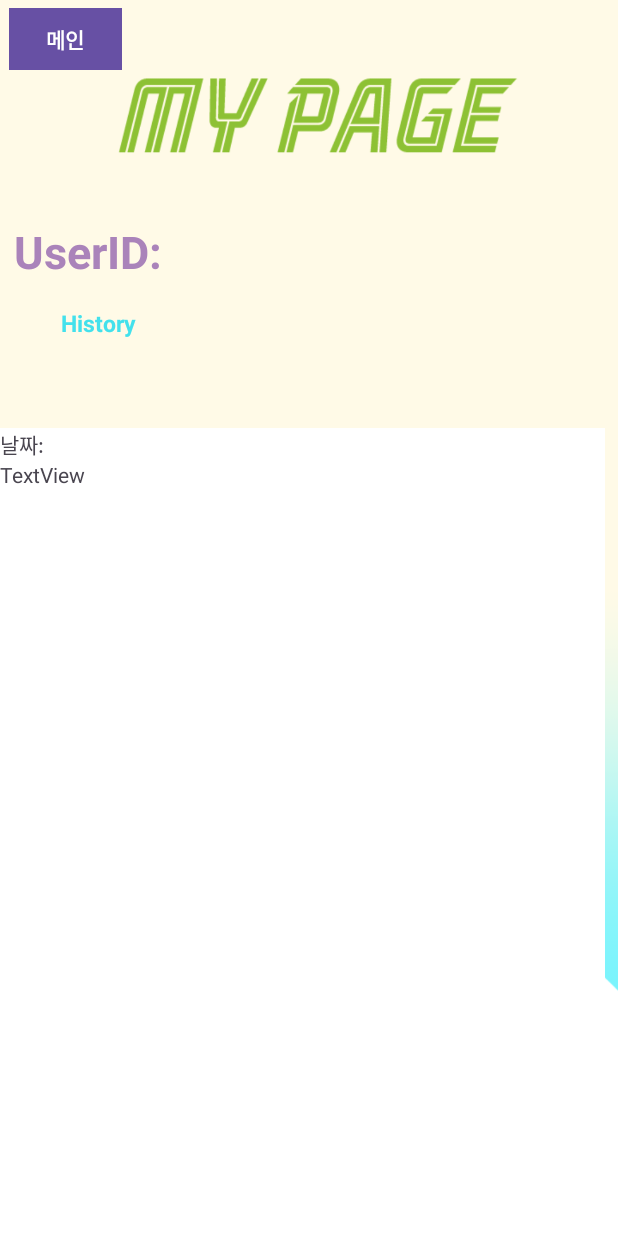
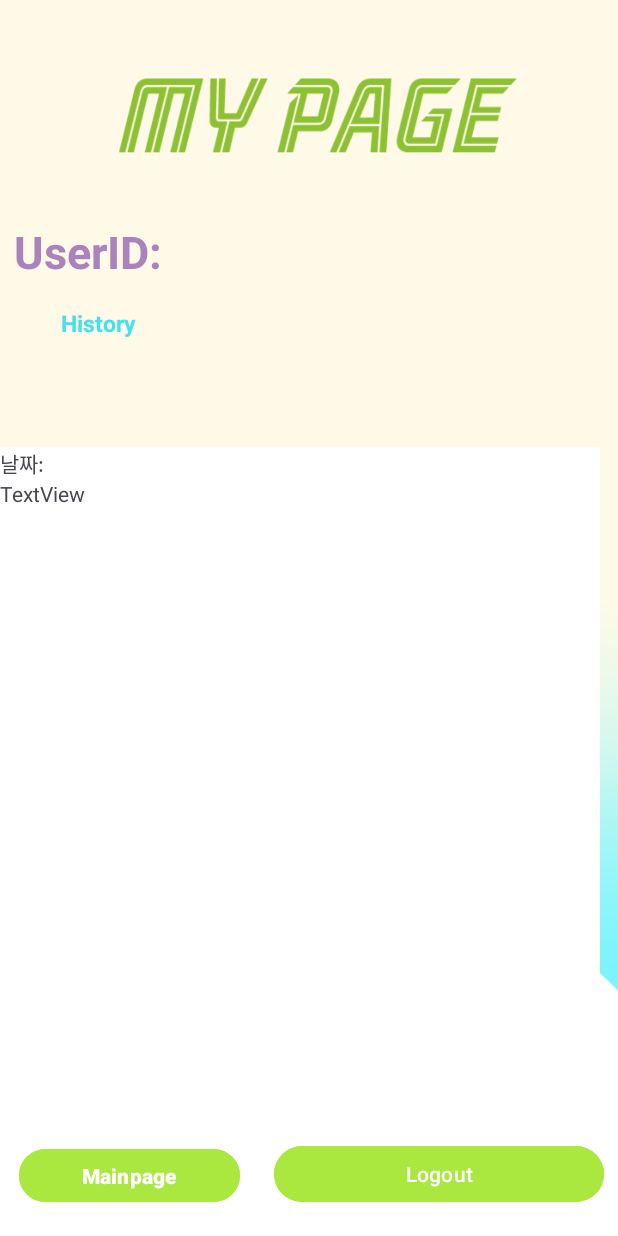
Before and after one commit to A-Magic-Conch/MagicConch_Android, an Android app: the Mypage screen opened directly, with no data from a screen before it, on a phone screen of 412 x 824 dp. Run offline under Robolectric (Android 15) with nearby library versions, the phone set to English and light mode, and no system bars; our stand-ins replace Firebase (no records; nobody signed in at launch, a user with empty details on screens opened directly).

Commit message:
수정(#2)

```diff
--- a/app/src/main/java/com/android/magicconch/MainPage.java
+++ b/app/src/main/java/com/android/magicconch/MainPage.java
@@ -25,7 +25,7 @@ public class MainPage extends AppCompatActivity {
         findViewById(R.id.imageButton2).setOnClickListener(new View.OnClickListener() {
             @Override
             public void onClick(View v) {
-                // 버튼 클릭 시 Login 액티비티로 이동
+                // 버튼 클릭 시 mypage
                 Intent intent = new Intent(MainPage.this, Mypage.class); // Login은 이동하려는 액티비티의 클래스 이름
                 startActivity(intent);
             }
--- a/app/src/main/java/com/android/magicconch/Mypage.java
+++ b/app/src/main/java/com/android/magicconch/Mypage.java
@@ -6,6 +6,7 @@ import android.content.Intent;
 import android.content.SharedPreferences;
 import android.os.Bundle;
 import android.view.View;
+import android.widget.Button;
 import android.widget.TextView;
 import android.widget.Toast;
 
@@ -34,5 +35,19 @@ public class Mypage extends AppCompatActivity {
             }
         });
 
+        Button logoutButton = findViewById(R.id.logout);
+        logoutButton.setOnClickListener(new View.OnClickListener() {
+            @Override
+            public void onClick(View v) {
+                // 로그아웃 처리
+                FirebaseAuth.getInstance().signOut();
+
+                // 로그인 화면으로 이동
+                Intent intent = new Intent(Mypage.this, Login.class);
+                startActivity(intent);
+                finish(); // 현재 액티비티를 종료하여 뒤로 가기 버튼을 눌렀을 때 마이페이지로 돌아가지 않도록 함
+            }
+        });
+
     }
 }
--- a/app/src/main/res/layout/activity_mypage.xml
+++ b/app/src/main/res/layout/activity_mypage.xml
@@ -35,10 +35,10 @@
         android:textStyle="bold"
         app:layout_constraintBottom_toBottomOf="parent"
         app:layout_constraintEnd_toEndOf="parent"
-        app:layout_constraintHorizontal_bias="0.461"
+        app:layout_constraintHorizontal_bias="0.458"
         app:layout_constraintStart_toStartOf="parent"
         app:layout_constraintTop_toTopOf="parent"
-        app:layout_constraintVertical_bias="0.201" />
+        app:layout_constraintVertical_bias="0.199" />
 
     <TextView
         android:id="@+id/textView2"
@@ -57,9 +57,10 @@
 
     <ScrollView
         android:id="@+id/scrollView2"
-        android:layout_width="407dp"
-        android:layout_height="485dp"
-        android:layout_marginBottom="80px"
+        android:layout_width="404dp"
+        android:layout_height="446dp"
+        android:layout_marginTop="100dp"
+        android:layout_marginBottom="80dp"
         android:clipToPadding="true"
         android:fillViewport="true"
         android:scrollbarStyle="insideInset"
@@ -92,17 +93,30 @@
 
     <Button
         android:id="@+id/button"
-        android:layout_width="75dp"
-        android:layout_height="41dp"
-        android:background="#A982B9"
-        android:text="메인"
+        android:layout_width="147dp"
+        android:layout_height="43dp"
+        android:backgroundTint="#AAE83F"
+        android:text="Mainpage"
         android:textStyle="bold"
         app:layout_constraintBottom_toBottomOf="parent"
         app:layout_constraintEnd_toEndOf="parent"
-        app:layout_constraintHorizontal_bias="0.017"
+        app:layout_constraintHorizontal_bias="0.049"
         app:layout_constraintStart_toStartOf="parent"
         app:layout_constraintTop_toTopOf="parent"
-        app:layout_constraintVertical_bias="0.007" />
+        app:layout_constraintVertical_bias="0.976" />
+
+    <Button
+        android:id="@+id/logout"
+        android:layout_width="220dp"
+        android:layout_height="45dp"
+        android:backgroundTint="#AAE83F"
+        android:text="Logout"
+        app:layout_constraintBottom_toBottomOf="parent"
+        app:layout_constraintEnd_toEndOf="parent"
+        app:layout_constraintHorizontal_bias="0.95"
+        app:layout_constraintStart_toStartOf="parent"
+        app:layout_constraintTop_toTopOf="parent"
+        app:layout_constraintVertical_bias="0.976" />
 
 
 </androidx.constraintlayout.widget.ConstraintLayout>
```
